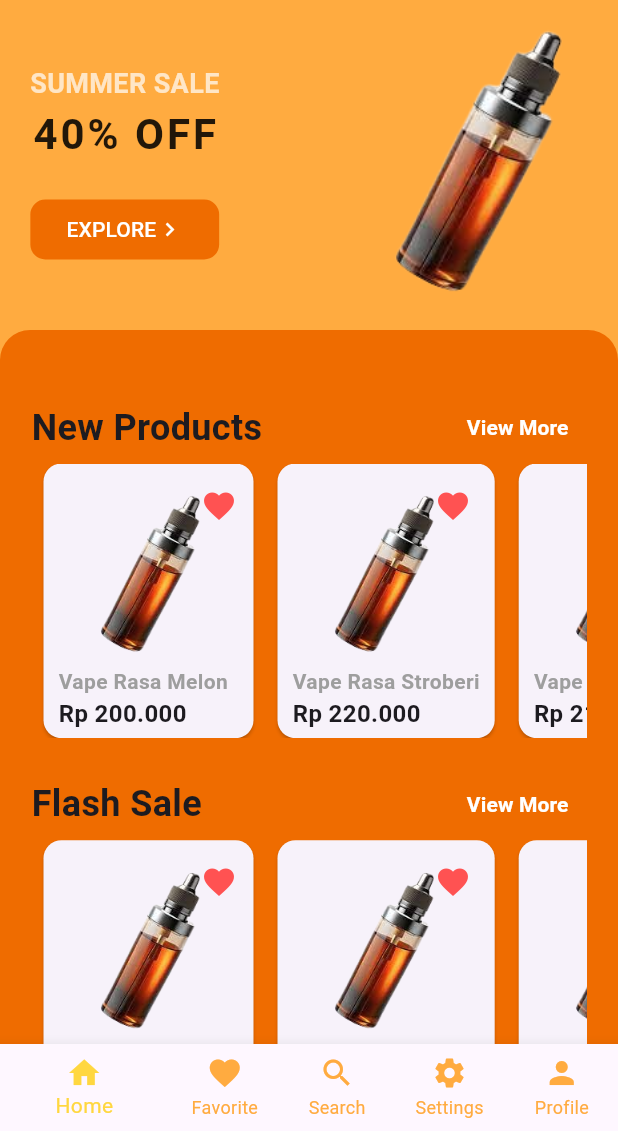
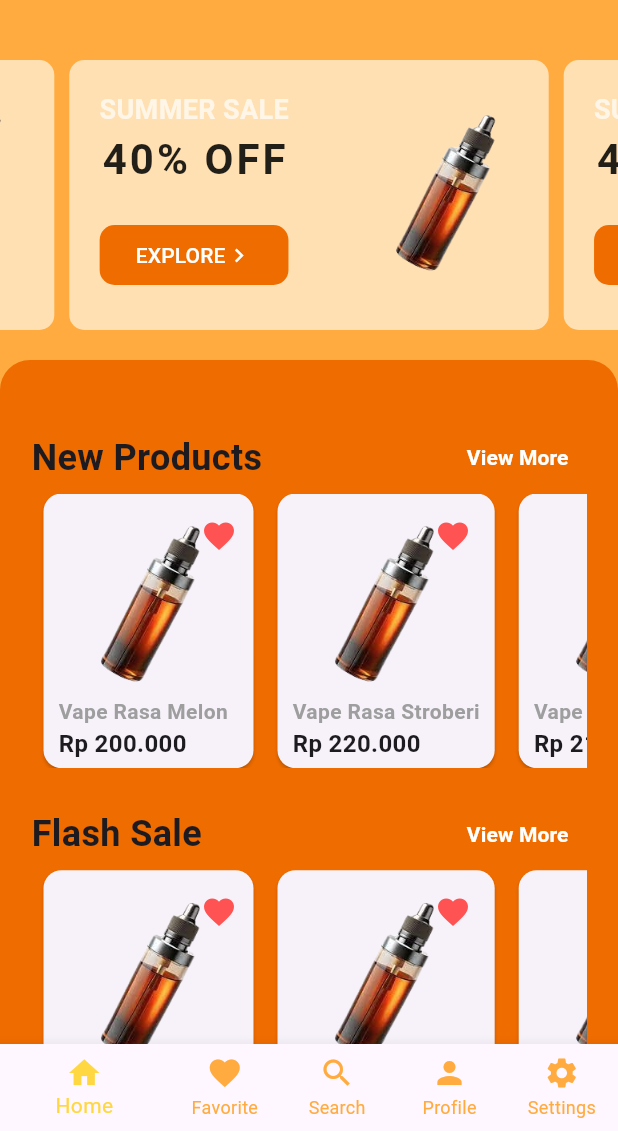
Before and after one commit to liar88828/vape_store_flutter, a Flutter app: the HomeScreen screen opened directly, after a tap on the "trolley" icon, on a phone screen of 412 x 824 dp, the part 105-1236 px from its top. Run offline on Flutter 3.47's test engine with Material 3 defaults, Android fonts, the phone set to English and light mode, and no system bars; drawn by our look-alikes of carousel_slider.

Commit message:
add search and navigate bottom bar

```diff
--- a/lib/main.dart
+++ b/lib/main.dart
@@ -2,6 +2,7 @@ import 'package:flutter/material.dart';
 import 'package:vape_store/screen/detail_screen.dart';
 import 'package:vape_store/screen/home_screen.dart';
 import 'package:vape_store/screen/order_screen.dart';
+import 'package:vape_store/screen/search_screen.dart';
 
 void main() {
   runApp(const MyApp());
--- a/lib/screen/home_screen.dart
+++ b/lib/screen/home_screen.dart
@@ -1,7 +1,8 @@
 import 'dart:developer';
-
+import 'package:carousel_slider/carousel_slider.dart';
 import 'package:flutter/material.dart';
 import 'package:vape_store/screen/detail_screen.dart';
+import 'package:vape_store/screen/search_screen.dart';
 
 class HomeScreen extends StatelessWidget {
   const HomeScreen({super.key});
@@ -27,6 +28,30 @@ class HomeScreen extends StatelessWidget {
   @override
   Widget build(BuildContext context) {
     var heightScreen = MediaQuery.of(context).size.height;
+
+    void navigateHandler(int index) {
+      switch (index) {
+        case 0:
+          Navigator.push(context,
+              MaterialPageRoute(builder: (context) => const HomeScreen()));
+          break;
+        case 1:
+          // Navigator.push(context, MaterialPageRoute(builder: (context) => FavoritesScreen()));
+          break;
+        case 2:
+          Navigator.push(context,
+              MaterialPageRoute(builder: (context) => const SearchScreen()));
+          break;
+        case 3:
+          // Navigator.push(context, MaterialPageRoute(builder: (context) => ProfileScreen()))
+          break;
+        case 4:
+          // Navigator.push(context, MaterialPageRoute(builder: (context) => SettingsScreen()))
+          break;
+        default:
+      }
+    }
+
     return Scaffold(
       backgroundColor: Colors.orangeAccent,
       appBar: AppBar(
@@ -68,12 +93,10 @@ class HomeScreen extends StatelessWidget {
           // backgroundColor: Colors.orangeAccent,
           unselectedItemColor: Colors.orangeAccent,
           fixedColor: Colors.amberAccent,
-          currentIndex: 0,
+          // currentIndex: 0,
           showSelectedLabels: true,
           showUnselectedLabels: true,
-          onTap: (value) => {
-                log(value.toString()),
-              },
+          onTap: (value) => navigateHandler(value),
           items: const [
             BottomNavigationBarItem(
                 icon: Icon(
@@ -86,20 +109,31 @@ class HomeScreen extends StatelessWidget {
                 label: 'Favorite'),
             BottomNavigationBarItem(
                 // backgroundColor: Colors.redAccent,
+
                 icon: Icon(Icons.search),
                 label: 'Search'),
+            BottomNavigationBarItem(icon: Icon(Icons.person), label: 'Profile'),
             BottomNavigationBarItem(
                 icon: Icon(Icons.settings), label: 'Settings'),
-            BottomNavigationBarItem(icon: Icon(Icons.person), label: 'Profile'),
           ]),
       body: SingleChildScrollView(
-        // padding: EdgeInsets.all(30),
+        padding: EdgeInsets.only(top: 20),
         child: Column(
           children: [
-            Container(
-              child: Padding(
-                padding:
-                    const EdgeInsets.symmetric(horizontal: 20, vertical: 10),
+            // const SizedBox(height: 20),
+            CarouselSlider(
+              options: CarouselOptions(height: 220),
+              items: [1, 2, 3, 4, 5].map((i) {
+                return Builder(
+                  builder: (BuildContext context) {
+                    return Container(
+                      width: MediaQuery.of(context).size.width,
+                      margin: const EdgeInsets.symmetric(
+                          horizontal: 5, vertical: 20),
+                      padding: const EdgeInsets.all(20),
+                      decoration: BoxDecoration(
+                          color: Colors.orange[100],
+                          borderRadius: BorderRadius.circular(10)),
                       child: Row(
                         mainAxisAlignment: MainAxisAlignment.spaceBetween,
                         children: [
@@ -137,10 +171,13 @@ class HomeScreen extends StatelessWidget {
                                 ])),
                           ]),
                           Image.asset('lib/images/banner1.png',
-                        width: 150, height: 200, fit: BoxFit.cover)
+                              width: 100, height: 120, fit: BoxFit.cover)
                         ],
                       ),
-              ),
+                    );
+                  },
+                );
+              }).toList(),
             ),
             Container(
               padding: const EdgeInsets.all(20),
```
Also changed, not shown: lib/screen/search_screen.dart (added, +265 -0 lines). Lines whose indentation alone changed are shown as unchanged.
